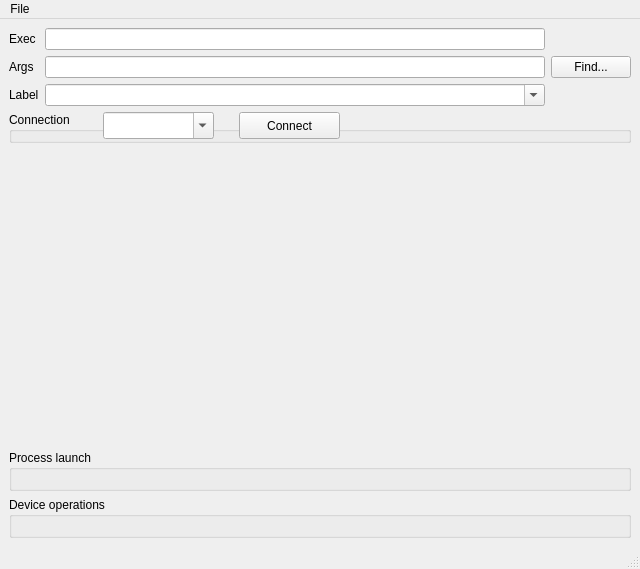
Above: proclauncher.ui from vivainio/Cardinal before the change. Below: the same form after it.
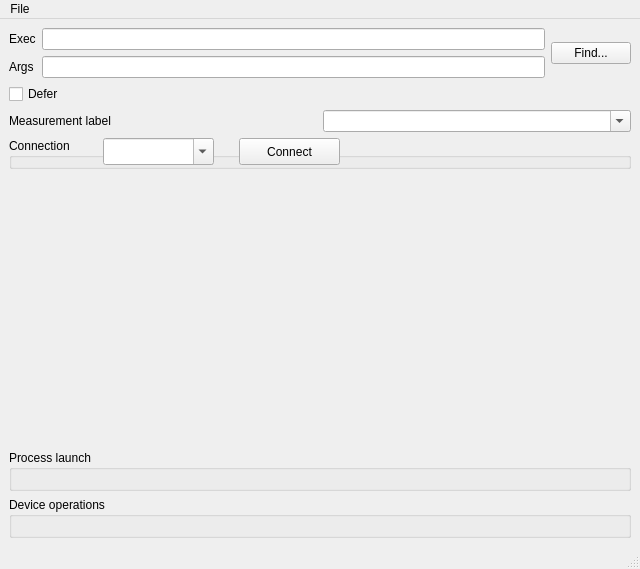
That is the form after the change.

Commit message: defer button

Patch:
```diff
--- a/proclauncher.ui
+++ b/proclauncher.ui
@@ -19,6 +19,9 @@
      <layout class="QHBoxLayout" name="horizontalLayout">
       <item>
        <layout class="QFormLayout" name="formLayout">
+        <property name="fieldGrowthPolicy">
+         <enum>QFormLayout::AllNonFixedFieldsGrow</enum>
+        </property>
         <item row="0" column="0">
          <widget class="QLabel" name="label">
           <property name="text">
@@ -53,14 +56,20 @@
           </property>
          </widget>
         </item>
-        <item row="2" column="0">
-         <widget class="QLabel" name="label_3">
+       </layout>
+      </item>
+      <item>
+       <widget class="QPushButton" name="bFindExec">
           <property name="text">
-           <string>Label</string>
+         <string>Find...</string>
           </property>
          </widget>
         </item>
-        <item row="2" column="1">
+     </layout>
+    </item>
+    <item>
+     <layout class="QGridLayout" name="gridLayout">
+      <item row="1" column="1">
          <widget class="QComboBox" name="cbMeasurementLabel">
           <property name="toolTip">
            <string>Label under which measurement will be filed</string>
@@ -70,12 +79,20 @@
           </property>
          </widget>
         </item>
-       </layout>
+      <item row="1" column="0">
+       <widget class="QLabel" name="label_4">
+        <property name="text">
+         <string>Measurement label</string>
+        </property>
+       </widget>
       </item>
-      <item>
-       <widget class="QPushButton" name="bFindExec">
+      <item row="0" column="0">
+       <widget class="QCheckBox" name="cbDefer">
+        <property name="toolTip">
+         <string>Defer tracing until &quot;start&quot; pressed</string>
+        </property>
         <property name="text">
-         <string>Find...</string>
+         <string>Defer</string>
         </property>
        </widget>
       </item>
```
Lines whose indentation alone changed are shown as unchanged. The commit also changes 5 other files.
